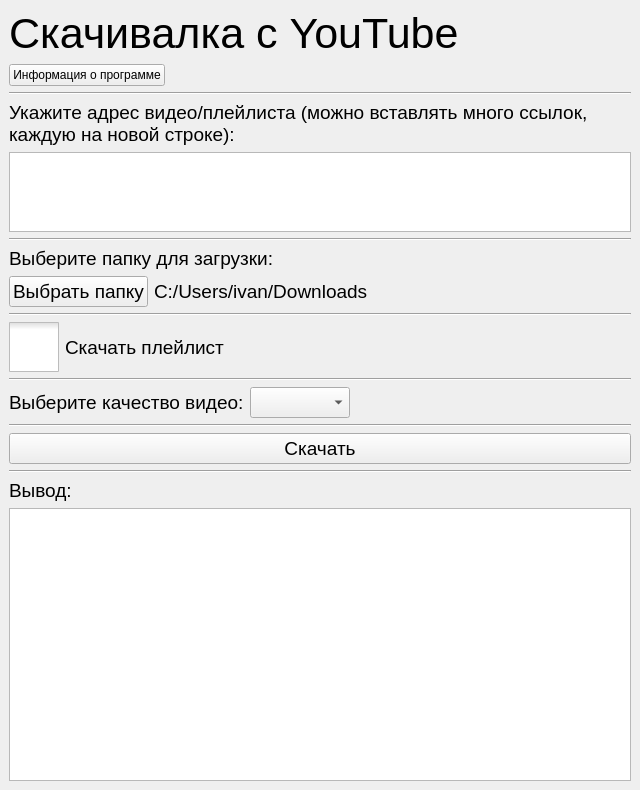
Before: the Qt Designer form ui/main.ui in SeryiBaran/yt-dlp-python-gui, drawn with Qt 5.
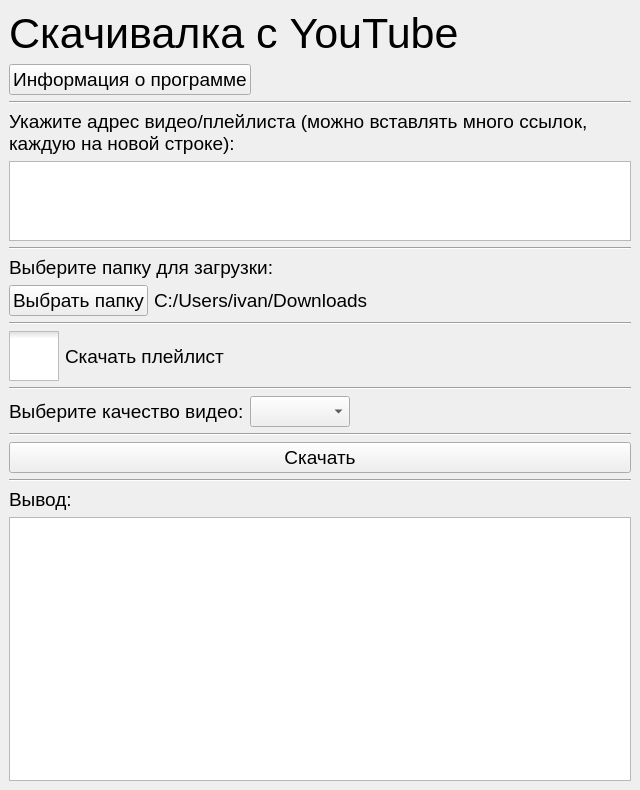
After: the same form once the commit is applied. Icons and pictures are not drawn.

```diff
--- a/ui/main.ui
+++ b/ui/main.ui
@@ -83,11 +83,6 @@
          <layout class="QHBoxLayout" name="horizontalLayout_4">
           <item>
            <widget class="QPushButton" name="aboutButton">
-            <property name="font">
-             <font>
-              <pointsize>9</pointsize>
-             </font>
-            </property>
             <property name="text">
              <string>Информация о программе</string>
             </property>
```
